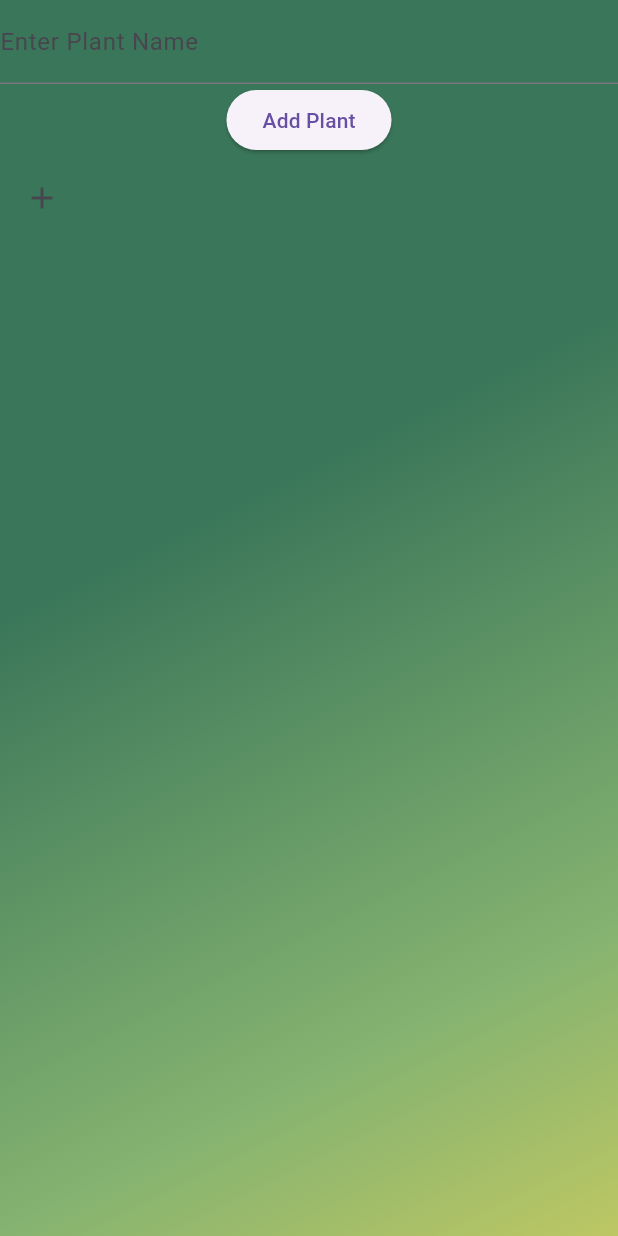
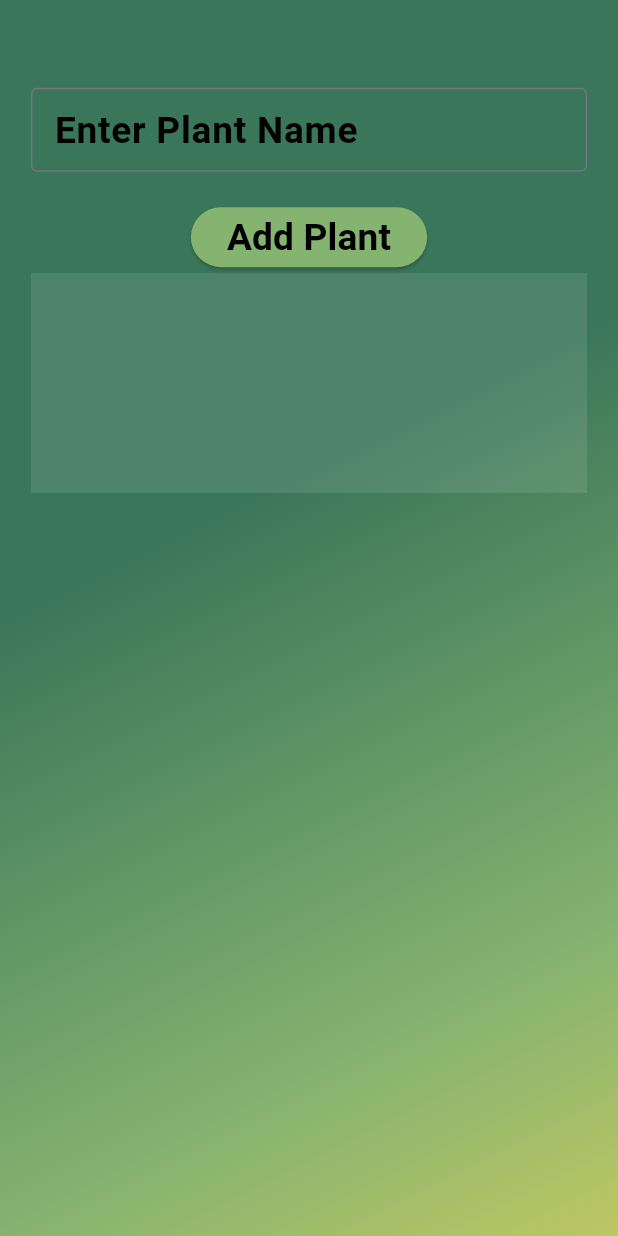
Before and after one commit to zunera-adil/happyplant, a Flutter app: the AddPlantScreen screen opened directly, after a tap on "Add Plant", on a phone screen of 412 x 824 dp. Run offline on Flutter 3.47's test engine with Material 3 defaults, Android fonts, the light colour scheme and no system bars; our stand-ins replace flutter_screenutil.

Commit message:
screen edit

```diff
--- a/lib/add_plant_screen.dart
+++ b/lib/add_plant_screen.dart
@@ -1,4 +1,6 @@
 import 'package:flutter/material.dart';
+import 'package:flutter_screenutil/flutter_screenutil.dart';
+import 'package:happyplant/components/button.dart';
 
 import 'color.dart';
 
@@ -24,14 +26,42 @@ class _AddPlantScreenState extends State<AddPlantScreen> {
         decoration: BoxDecoration(
           gradient: kBackgroundGradient
         ),
+        child: Padding(
+          padding:  EdgeInsets.symmetric(horizontal: 10.0.w),
           child: Column(
+            mainAxisAlignment: MainAxisAlignment.center,
+            //crossAxisAlignment: CrossAxisAlignment.center,
                 children: [
+                  SizedBox(
+                    height: 60.h,
+                  ),
                   TextField(
                     controller: _plantNameController,
                     onChanged: (text) => setState(() => _plantNameController.text = text),
-                  decoration: InputDecoration(
+                    decoration:  InputDecoration(
                       labelText: 'Enter Plant Name',
+                      floatingLabelBehavior: FloatingLabelBehavior.never,
+                      labelStyle: TextStyle(
+                          fontSize: 12.sp,
+                          fontWeight: FontWeight.w600,
+                          color: kShadowBlackColor
                       ),
+                      border: OutlineInputBorder(
+                        borderSide: BorderSide(color: kShadowBlackColor,
+                        ),
+                      ),
+                      focusedBorder: OutlineInputBorder(
+                      borderSide: BorderSide(
+                        color: kShadowBlackColor,
+                      ),
+                    ),
+
+                  ),
+                    textAlign: TextAlign.center,
+
+                  )
+,                 SizedBox(
+                   height: 20.h,
                  ),
                   ElevatedButton(
                     onPressed: () {
@@ -40,20 +70,42 @@ class _AddPlantScreenState extends State<AddPlantScreen> {
                         _plantNameController.text = '';
                      });
                     },
-                  child: Text('Add Plant'),
+                    child: Text('Add Plant',
+                    style: TextStyle(
+                      fontSize: 12.sp,
+                      fontWeight: FontWeight.w600,
+                      color: kShadowBlackColor
+                    ),),
+                   style: ElevatedButton.styleFrom(
+                     backgroundColor: lightGreen,
                    ),
+                 ),
+
                   Expanded(
                     child: ListView.builder(
                       itemCount: _plants.length,
                       itemBuilder: (context, index) {
-                      return ListTile(
-                        title: Text(_plants[index]),
-                        leading: Icon(Icons.add), // Optional leading icon
+                        return Container(
+                          height: 150.h,
+                          width: double.infinity,
+                          decoration: BoxDecoration(
+                            color: Colors.white.withOpacity(0.1)
+                          ),
+                          //tileColor: Colors.red.withOpacity(0.3),
+                          child:
+                       Column(
+                         children: [
+                           Text(_plants[index]),
+                         ],
+                          )
+
+
                         );
                       },
                     ),
                   ),
                 ],
+              ),
         ),
 
 
--- a/lib/home_screen.dart
+++ b/lib/home_screen.dart
@@ -112,7 +112,7 @@ class _HomeScreenState extends State<HomeScreen> {
                   width: 90.w,
                   height: 200.h,
                   decoration: BoxDecoration(
-                    borderRadius: BorderRadius.circular(15.r),
+                    borderRadius: BorderRadius.circular(5.r),
                     border: Border.all(
                       color: kShadowBlackColor.withOpacity(0.5),
                       width: 1.w,
@@ -125,7 +125,7 @@ class _HomeScreenState extends State<HomeScreen> {
                   ),
               ],
             ),
-            SizedBox(height: 10.h),
+            SizedBox(height: 15.h),
             CustomPrimaryButton(
               onTap: _refreshMoistureLevel,
               text: 'Refresh',
```
Lines whose indentation alone changed are shown as unchanged.
